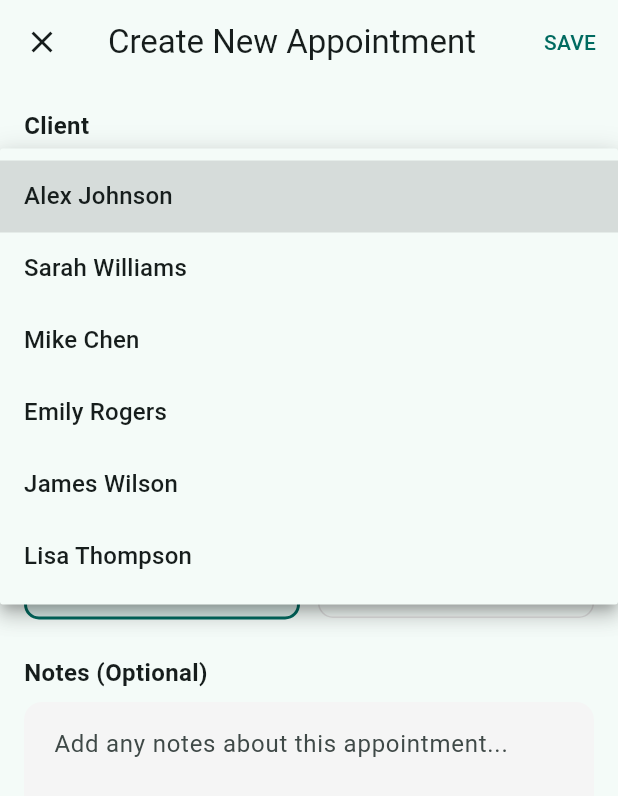
After one commit to lewshubei/mobileApplication, a Flutter app: the CreateAppointmentComponent screen opened directly, after a tap on "Select a client", on a phone screen of 412 x 824 dp. The commit adds this screen. Shown: the top 796 px of the screen. Run offline on Flutter 3.47's test engine with Material 3 defaults, Android fonts, the phone set to English and light mode, and no system bars; our stand-ins replace cloud_firestore, file_picker, firebase_auth, firebase_core, fl_chart, flutter_dotenv and 2 more; accounts and stored records are empty; Roboto replaces fonts that are missing (Poppins).

Commit message:
Add create appointment screen for counselors

```diff
--- /dev/null
+++ b/lib/components/counselor/create_appointment_component.dart
@@ -0,0 +1,335 @@
+import 'package:flutter/material.dart';
+import 'package:intl/intl.dart';
+
+class CreateAppointmentComponent extends StatefulWidget {
+  final VoidCallback? onCancel;
+  final Function(Map<String, dynamic>)? onSubmit;
+
+  const CreateAppointmentComponent({
+    super.key,
+    this.onCancel,
+    this.onSubmit,
+  });
+
+  @override
+  State<CreateAppointmentComponent> createState() => _CreateAppointmentComponentState();
+}
+
+class _CreateAppointmentComponentState extends State<CreateAppointmentComponent> {
+  final _formKey = GlobalKey<FormState>();
+
+  // Form fields
+  String? _selectedClient;
+  DateTime _selectedDate = DateTime.now().add(const Duration(days: 1));
+  TimeOfDay _selectedTime = TimeOfDay.now();
+  String _sessionType = 'In-person';
+  final TextEditingController _notesController = TextEditingController();
+
+  // Mock client list - replace with actual data source
+  final List<String> _mockClients = [
+    'Alex Johnson',
+    'Sarah Williams',
+    'Mike Chen',
+    'Emily Rogers',
+    'James Wilson',
+    'Lisa Thompson',
+  ];
+
+  @override
+  void dispose() {
+    _notesController.dispose();
+    super.dispose();
+  }
+
+  Future<void> _selectDate(BuildContext context) async {
+    final DateTime? picked = await showDatePicker(
+      context: context,
+      initialDate: _selectedDate,
+      firstDate: DateTime.now(),
+      lastDate: DateTime.now().add(const Duration(days: 365)),
+      builder: (context, child) {
+        return Theme(
+          data: Theme.of(context).copyWith(
+            colorScheme: ColorScheme.light(
+              primary: Theme.of(context).primaryColor,
+            ),
+          ),
+          child: child!,
+        );
+      },
+    );
+    if (picked != null && picked != _selectedDate) {
+      setState(() {
+        _selectedDate = picked;
+      });
+    }
+  }
+
+  Future<void> _selectTime(BuildContext context) async {
+    final TimeOfDay? picked = await showTimePicker(
+      context: context,
+      initialTime: _selectedTime,
+      builder: (context, child) {
+        return Theme(
+          data: Theme.of(context).copyWith(
+            colorScheme: ColorScheme.light(
+              primary: Theme.of(context).primaryColor,
+            ),
+          ),
+          child: child!,
+        );
+      },
+    );
+    if (picked != null && picked != _selectedTime) {
+      setState(() {
+        _selectedTime = picked;
+      });
+    }
+  }
+
+  String _formatTimeOfDay(TimeOfDay timeOfDay) {
+    final now = DateTime.now();
+    final dateTime = DateTime(
+      now.year,
+      now.month,
+      now.day,
+      timeOfDay.hour,
+      timeOfDay.minute
+    );
+    return DateFormat('h:mm a').format(dateTime);
+  }
+
+  @override
+  Widget build(BuildContext context) {
+    return Scaffold(
+      appBar: AppBar(
+        title: const Text('Create New Appointment'),
+        leading: IconButton(
+          icon: const Icon(Icons.close),
+          onPressed: widget.onCancel,
+        ),
+        actions: [
+          TextButton(
+            onPressed: _submitForm,
+            child: const Text('SAVE'),
+          ),
+        ],
+      ),
+      body: SingleChildScrollView(
+        child: Padding(
+          padding: const EdgeInsets.all(16.0),
+          child: Form(
+            key: _formKey,
+            child: Column(
+              crossAxisAlignment: CrossAxisAlignment.start,
+              children: [
+                _buildSectionTitle('Client'),
+                _buildClientDropdown(),
+                const SizedBox(height: 24),
+
+                _buildSectionTitle('Date & Time'),
+                _buildDateTimePicker(),
+                const SizedBox(height: 24),
+
+                _buildSectionTitle('Session Type'),
+                _buildSessionTypeSelector(),
+                const SizedBox(height: 24),
+
+                _buildSectionTitle('Notes (Optional)'),
+                _buildNotesField(),
+              ],
+            ),
+          ),
+        ),
+      ),
+    );
+  }
+
+  Widget _buildSectionTitle(String title) {
+    return Padding(
+      padding: const EdgeInsets.only(bottom: 8.0),
+      child: Text(
+        title,
+        style: const TextStyle(
+          fontSize: 16,
+          fontWeight: FontWeight.bold,
+        ),
+      ),
+    );
+  }
+
+  Widget _buildClientDropdown() {
+    return DropdownButtonFormField<String>(
+      decoration: InputDecoration(
+        border: OutlineInputBorder(
+          borderRadius: BorderRadius.circular(10),
+        ),
+        contentPadding: const EdgeInsets.symmetric(horizontal: 16, vertical: 16),
+        hintText: 'Select a client',
+      ),
+      value: _selectedClient,
+      isExpanded: true,
+      items: _mockClients.map<DropdownMenuItem<String>>((String value) {
+        return DropdownMenuItem<String>(
+          value: value,
+          child: Text(value),
+        );
+      }).toList(),
+      validator: (value) {
+        if (value == null || value.isEmpty) {
+          return 'Please select a client';
+        }
+        return null;
+      },
+      onChanged: (String? newValue) {
+        setState(() {
+          _selectedClient = newValue;
+        });
+      },
+    );
+  }
+
+  Widget _buildDateTimePicker() {
+    return Row(
+      crossAxisAlignment: CrossAxisAlignment.start,
+      children: [
+        Expanded(
+          flex: 3,
+          child: InkWell(
+            onTap: () => _selectDate(context),
+            child: InputDecorator(
+              decoration: InputDecoration(
+                border: OutlineInputBorder(
+                  borderRadius: BorderRadius.circular(10),
+                ),
+                contentPadding: const EdgeInsets.symmetric(horizontal: 16, vertical: 16),
+                suffixIcon: const Icon(Icons.calendar_month),
+              ),
+              child: Text(
+                DateFormat('EEE, MMM d, yyyy').format(_selectedDate),
+              ),
+            ),
+          ),
+        ),
+        const SizedBox(width: 12),
+        Expanded(
+          flex: 2,
+          child: InkWell(
+            onTap: () => _selectTime(context),
+            child: InputDecorator(
+              decoration: InputDecoration(
+                border: OutlineInputBorder(
+                  borderRadius: BorderRadius.circular(10),
+                ),
+                contentPadding: const EdgeInsets.symmetric(horizontal: 16, vertical: 16),
+                suffixIcon: const Icon(Icons.access_time),
+              ),
+              child: Text(_formatTimeOfDay(_selectedTime)),
+            ),
+          ),
+        ),
+      ],
+    );
+  }
+
+  Widget _buildSessionTypeSelector() {
+    return Row(
+      children: [
+        Expanded(
+          child: _buildSessionTypeOption('In-person', Icons.person),
+        ),
+        const SizedBox(width: 12),
+        Expanded(
+          child: _buildSessionTypeOption('Online', Icons.video_call),
+        ),
+      ],
+    );
+  }
+
+  Widget _buildSessionTypeOption(String type, IconData icon) {
+    final isSelected = _sessionType == type;
+
+    return InkWell(
+      onTap: () {
+        setState(() {
+          _sessionType = type;
+        });
+      },
+      child: Container(
+        padding: const EdgeInsets.symmetric(vertical: 16),
+        decoration: BoxDecoration(
+          border: Border.all(
+            color: isSelected
+                ? Theme.of(context).primaryColor
+                : Colors.grey.shade300,
+            width: isSelected ? 2 : 1,
+          ),
+          borderRadius: BorderRadius.circular(10),
+          color: isSelected
+              ? Theme.of(context).primaryColor.withOpacity(0.1)
+              : Colors.transparent,
+        ),
+        child: Column(
+          mainAxisSize: MainAxisSize.min,
+          children: [
+            Icon(
+              icon,
+              color: isSelected
+                  ? Theme.of(context).primaryColor
+                  : Colors.grey.shade600,
+              size: 28,
+            ),
+            const SizedBox(height: 8),
+            Text(
+              type,
+              style: TextStyle(
+                fontWeight: isSelected ? FontWeight.bold : FontWeight.normal,
+                color: isSelected
+                    ? Theme.of(context).primaryColor
+                    : Colors.grey.shade700,
+              ),
+            ),
+          ],
+        ),
+      ),
+    );
+  }
+
+  Widget _buildNotesField() {
+    return TextFormField(
+      controller: _notesController,
+      maxLines: 4,
+      decoration: InputDecoration(
+        border: OutlineInputBorder(
+          borderRadius: BorderRadius.circular(10),
+        ),
+        hintText: 'Add any notes about this appointment...',
+        contentPadding: const EdgeInsets.all(16),
+      ),
+    );
+  }
+
+  void _submitForm() {
+    if (_formKey.currentState!.validate()) {
+      // Combine date and time into a single DateTime
+      final appointmentDateTime = DateTime(
+        _selectedDate.year,
+        _selectedDate.month,
+        _selectedDate.day,
+        _selectedTime.hour,
+        _selectedTime.minute,
+      );
+
+      final appointmentData = {
+        'clientName': _selectedClient,
+        'dateTime': appointmentDateTime,
+        'sessionType': _sessionType,
+        'notes': _notesController.text,
+      };
+
+      if (widget.onSubmit != null) {
+        widget.onSubmit!(appointmentData);
+      }
+    }
+  }
+}
--- a/lib/screens/counselor_home_screen.dart
+++ b/lib/screens/counselor_home_screen.dart
@@ -7,6 +7,7 @@ import 'package:sentimo/providers/user_provider.dart';
 import 'package:sentimo/components/counselor/dashboard_component.dart';
 import 'package:sentimo/components/counselor/mental_health_assessment_component.dart';
 import 'package:sentimo/components/counselor/appointment_list_component.dart';
+import 'package:sentimo/components/counselor/create_appointment_component.dart';
 
 class CounselorHomeScreen extends StatefulWidget {
   const CounselorHomeScreen({super.key});
@@ -45,6 +46,24 @@ class _CounselorHomeScreenState extends State<CounselorHomeScreen> with SingleTi
     }
   }
 
+  void _showCreateAppointmentScreen() {
+    Navigator.of(context).push(
+      MaterialPageRoute(
+        builder: (context) => CreateAppointmentComponent(
+          onCancel: () => Navigator.of(context).pop(),
+          onSubmit: (appointmentData) {
+            // Here you would typically save the appointment data to your backend
+            // For now, just show a success message and return to the previous screen
+            Navigator.of(context).pop();
+            ScaffoldMessenger.of(context).showSnackBar(
+              const SnackBar(content: Text('Appointment created successfully')),
+            );
+          },
+        ),
+      ),
+    );
+  }
+
   @override
   Widget build(BuildContext context) {
     final userProvider = Provider.of<UserProvider>(context);
@@ -77,11 +96,7 @@ class _CounselorHomeScreenState extends State<CounselorHomeScreen> with SingleTi
       ),
       floatingActionButton: _tabController.index == 1
           ? FloatingActionButton(
-              onPressed: () {
-                ScaffoldMessenger.of(context).showSnackBar(
-                  const SnackBar(content: Text('Create new appointment (to be implemented)')),
-                );
-              },
+              onPressed: _showCreateAppointmentScreen,
               child: const Icon(Icons.add),
               tooltip: 'Create New Appointment',
             )
```
